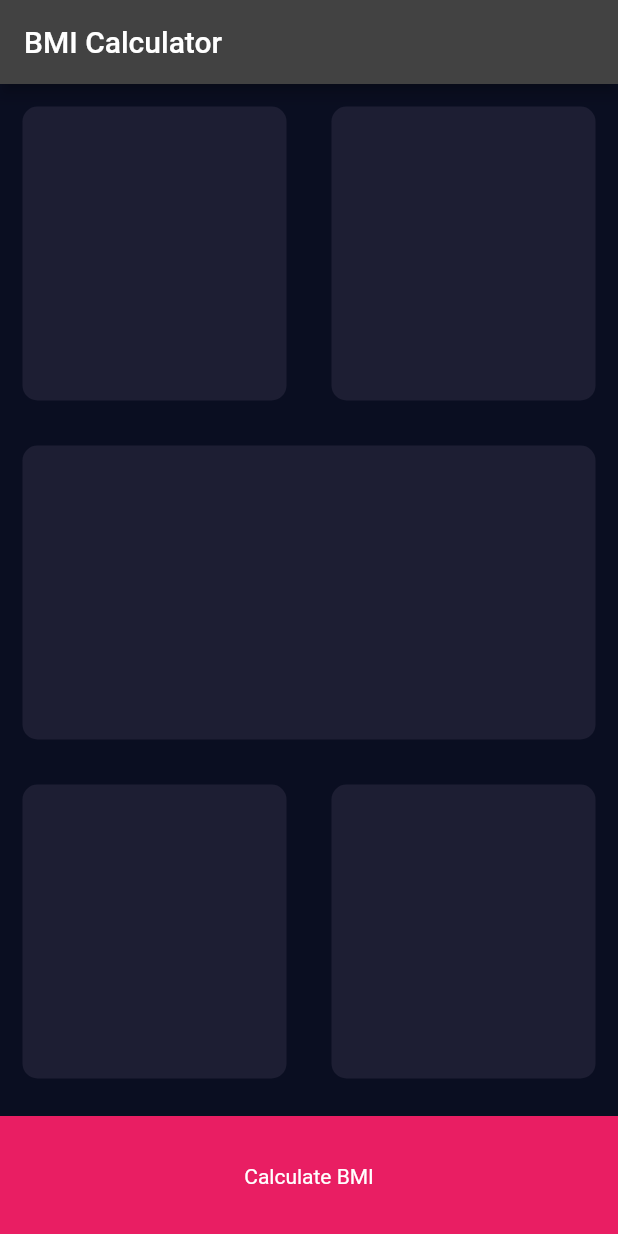
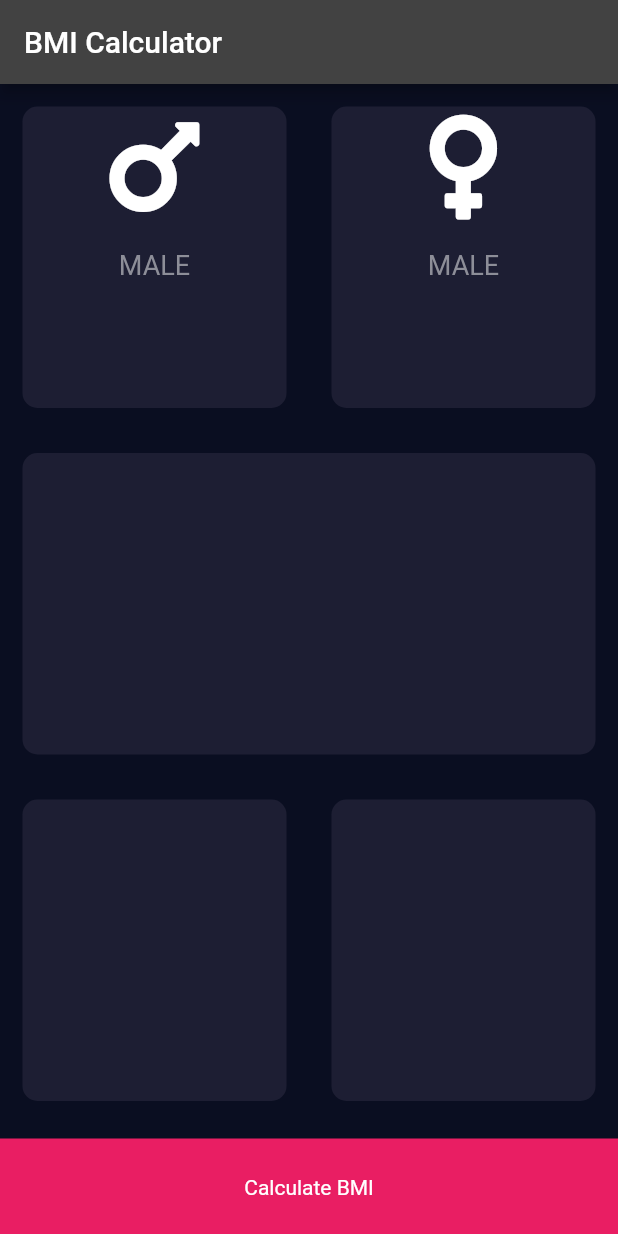
Before and after one commit to handsomemofokeng/bmi_calculator, a Flutter app: the screen it shows after launch, on a phone screen of 412 x 824 dp. Run offline on Flutter 3.47's test engine with Material 2 defaults, Android fonts, the phone set to English and light mode, and no system bars; our stand-ins replace font_awesome_flutter.

Commit message:
updated UI

```diff
--- a/lib/input_page.dart
+++ b/lib/input_page.dart
@@ -1,8 +1,11 @@
 import 'package:flutter/material.dart';
+import 'package:font_awesome_flutter/font_awesome_flutter.dart';
 
-const bottomContainerHeight = 80.0;
+const bottomContainerHeight = 65.0;
 const activeCardColour = Color(0xFF1D1E33);
 const bottomContainerColor = Colors.pink;
+const inactiveTextColor = Color(0xFF8D8E98);
+const activeTextColor = Color(0xFFFFFFFF);
 
 class InputPage extends StatefulWidget {
   const InputPage({Key? key}) : super(key: key);
@@ -26,11 +29,21 @@ class _InputPageState extends State<InputPage> {
                 Expanded(
                   child: ReusableCard(
                     colour: activeCardColour,
+                    cardChild: iconContent(
+                      icon: FontAwesomeIcons.mars,
+                      label: 'MALE',
+                      isActive: true,
+                    ),
                   ),
                 ),
                 Expanded(
                   child: ReusableCard(
                     colour: activeCardColour,
+                    cardChild: iconContent(
+                      icon: FontAwesomeIcons.venus,
+                      label: 'FEMALE',
+                      isActive: true,
+                    ),
                   ),
                 ),
               ],
@@ -42,6 +55,7 @@ class _InputPageState extends State<InputPage> {
                 Expanded(
                   child: ReusableCard(
                     colour: activeCardColour,
+                    cardChild: Column(),
                   ),
                 ),
               ],
@@ -53,11 +67,13 @@ class _InputPageState extends State<InputPage> {
                 Expanded(
                   child: ReusableCard(
                     colour: activeCardColour,
+                    cardChild: Column(),
                   ),
                 ),
                 Expanded(
                   child: ReusableCard(
                     colour: activeCardColour,
+                    cardChild: Column(),
                   ),
                 ),
               ],
@@ -65,6 +81,7 @@ class _InputPageState extends State<InputPage> {
           ),
           Container(
             height: bottomContainerHeight,
+            width: double.infinity,
             color: bottomContainerColor,
             margin: const EdgeInsets.only(top: 10.0),
             child: const Expanded(
@@ -79,14 +96,43 @@ class _InputPageState extends State<InputPage> {
   }
 }
 
+class iconContent extends StatelessWidget {
+  final IconData icon;
+  final String label;
+  bool isActive = false;
+
+  iconContent(
+      {required this.icon, required this.label, required this.isActive});
+
+  @override
+  Widget build(BuildContext context) {
+    return Center(
+      child: Column(
+        children: <Widget>[
+          Icon(icon, size: 80.0),
+          const SizedBox(height: 15.0),
+          Text(
+            'MALE',
+            style: TextStyle(
+                fontSize: 18.0,
+                color: isActive ? inactiveTextColor : activeCardColour),
+          ),
+        ],
+      ),
+    );
+  }
+}
+
 class ReusableCard extends StatelessWidget {
   final Color colour;
+  final Widget cardChild;
 
-  ReusableCard({required this.colour});
+  ReusableCard({required this.colour, required this.cardChild});
 
   @override
   Widget build(BuildContext context) {
     return Container(
+      child: cardChild,
       margin: const EdgeInsets.all(15.0),
       decoration: BoxDecoration(
         color: colour,
```
